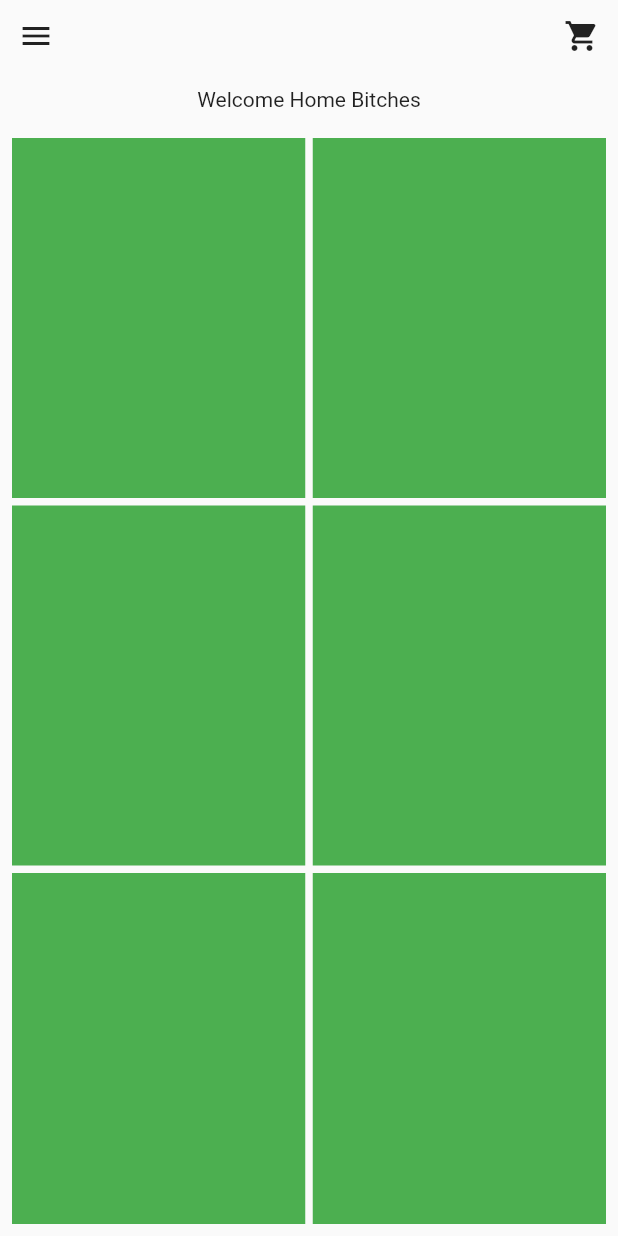
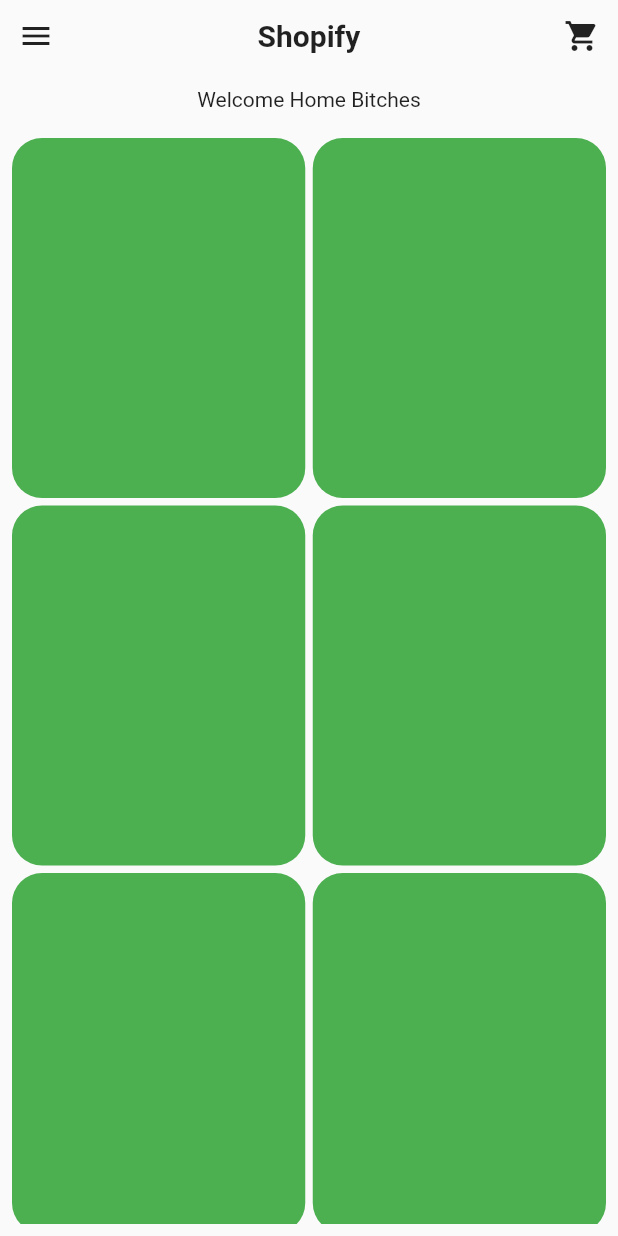
Before and after one commit to Ugocode/ShopyGirl, a Flutter app: the HomeScreen screen opened directly, on a phone screen of 412 x 824 dp. Run offline on Flutter 3.47's test engine with Material 2 defaults, Android fonts, the phone set to English and light mode, and no system bars; our stand-ins replace get; missing offline and left inert: flutter_onboard.

Commit message:
added service page and added products to controller

```diff
--- /dev/null
+++ b/shopify_app/lib/GetXPackage/Controllers/product_controllers.dart
@@ -0,0 +1,16 @@
+import 'package:get/get.dart';
+
+import 'package:shopify_app/model/products_model.dart';
+import 'package:shopify_app/services/remote_services.dart';
+
+class ProductController extends GetxController {
+  var productList = <Product>[].obs;
+
+  Future<void> fetchProducts() async {
+    var products = await RemoteServices.fetchProducts();
+    //after we have fetched th products:
+    if (products != null) {
+      productList.value = products;
+    }
+  }
+}
--- /dev/null
+++ b/shopify_app/lib/model/products_model.dart
@@ -0,0 +1,212 @@
+// To parse this JSON data, do
+//
+//     final product = productFromJson(jsonString);
+
+// ignore_for_file: constant_identifier_names
+
+import 'dart:convert';
+
+List<Product> productFromJson(String str) =>
+    List<Product>.from(json.decode(str).map((x) => Product.fromJson(x)));
+
+String productToJson(List<Product> data) =>
+    json.encode(List<dynamic>.from(data.map((x) => x.toJson())));
+
+class Product {
+  Product({
+    this.id,
+    this.brand,
+    this.name,
+    this.price,
+    this.priceSign,
+    this.currency,
+    this.imageLink,
+    this.productLink,
+    this.websiteLink,
+    this.description,
+    this.rating,
+    this.category,
+    this.productType,
+    this.tagList,
+    this.createdAt,
+    this.updatedAt,
+    this.productApiUrl,
+    this.apiFeaturedImage,
+    this.productColors,
+  });
+
+  int? id;
+  String? brand;
+  String? name;
+  String? price;
+  PriceSign? priceSign;
+  Currency? currency;
+  String? imageLink;
+  String? productLink;
+  String? websiteLink;
+  String? description;
+  double? rating;
+  Category? category;
+  ProductType? productType;
+  List<String>? tagList;
+  DateTime? createdAt;
+  DateTime? updatedAt;
+  String? productApiUrl;
+  String? apiFeaturedImage;
+  List<ProductColor>? productColors;
+
+  factory Product.fromJson(Map<String, dynamic> json) => Product(
+        id: json["id"],
+        brand: json["brand"],
+        name: json["name"],
+        price: json["price"],
+        priceSign: json["price_sign"],
+        currency: json["currency"] == null
+            ? null
+            : currencyValues.map?[json["currency"]],
+        imageLink: json["image_link"],
+        productLink: json["product_link"],
+        websiteLink: json["website_link"],
+        description: json["description"],
+        rating: json["rating"].toDouble(),
+        category: json["category"] == null
+            ? null
+            : categoryValues.map?[json["category"]],
+        productType: productTypeValues.map?[json["product_type"]],
+        tagList: List<String>.from(json["tag_list"].map((x) => x)),
+        createdAt: DateTime.parse(json["created_at"]),
+        updatedAt: DateTime.parse(json["updated_at"]),
+        productApiUrl: json["product_api_url"],
+        apiFeaturedImage: json["api_featured_image"],
+        productColors: List<ProductColor>.from(
+            json["product_colors"].map((x) => ProductColor.fromJson(x))),
+      );
+
+  Map<String, dynamic> toJson() => {
+        "id": id,
+        "brand": brand,
+        "name": name,
+        "price": price,
+        "price_sign":
+            priceSign == null ? null : priceSignValues.reverse[priceSign],
+        "currency": currency == null ? null : currencyValues.reverse[currency],
+        "image_link": imageLink,
+        "product_link": productLink,
+        "website_link": websiteLink,
+        "description": description,
+        "rating": rating,
+        "category": category == null ? null : categoryValues.reverse[category],
+        "product_type": productTypeValues.reverse[productType],
+        "tag_list": List<dynamic>.from(tagList!.map((x) => x)),
+        "created_at": createdAt?.toIso8601String(),
+        "updated_at": updatedAt?.toIso8601String(),
+        "product_api_url": productApiUrl,
+        "api_featured_image": apiFeaturedImage,
+        "product_colors":
+            List<dynamic>.from(productColors!.map((x) => x.toJson())),
+      };
+}
+
+enum Category {
+  PENCIL,
+  LIPSTICK,
+  LIQUID,
+  EMPTY,
+  POWDER,
+  LIP_GLOSS,
+  GEL,
+  CREAM,
+  PALETTE,
+  CONCEALER,
+  HIGHLIGHTER,
+  BB_CC,
+  CONTOUR,
+  LIP_STAIN,
+  MINERAL
+}
+
+final categoryValues = EnumValues({
+  "bb_cc": Category.BB_CC,
+  "concealer": Category.CONCEALER,
+  "contour": Category.CONTOUR,
+  "cream": Category.CREAM,
+  "": Category.EMPTY,
+  "gel": Category.GEL,
+  "highlighter": Category.HIGHLIGHTER,
+  "lipstick": Category.LIPSTICK,
+  "lip_gloss": Category.LIP_GLOSS,
+  "lip_stain": Category.LIP_STAIN,
+  "liquid": Category.LIQUID,
+  "mineral": Category.MINERAL,
+  "palette": Category.PALETTE,
+  "pencil": Category.PENCIL,
+  "powder": Category.POWDER
+});
+
+enum Currency { CAD, USD, GBP }
+
+final currencyValues =
+    EnumValues({"CAD": Currency.CAD, "GBP": Currency.GBP, "USD": Currency.USD});
+
+enum PriceSign { EMPTY, PRICE_SIGN }
+
+final priceSignValues =
+    EnumValues({"\u0024": PriceSign.EMPTY, "£": PriceSign.PRICE_SIGN});
+
+class ProductColor {
+  ProductColor({
+    this.hexValue,
+    this.colourName,
+  });
+
+  String? hexValue;
+  String? colourName;
+
+  factory ProductColor.fromJson(Map<String, dynamic> json) => ProductColor(
+        hexValue: json["hex_value"],
+        colourName: json["colour_name"],
+      );
+
+  Map<String, dynamic> toJson() => {
+        "hex_value": hexValue,
+        "colour_name": colourName,
+      };
+}
+
+enum ProductType {
+  LIP_LINER,
+  LIPSTICK,
+  FOUNDATION,
+  EYELINER,
+  EYESHADOW,
+  BLUSH,
+  BRONZER,
+  MASCARA,
+  EYEBROW,
+  NAIL_POLISH
+}
+
+final productTypeValues = EnumValues({
+  "blush": ProductType.BLUSH,
+  "bronzer": ProductType.BRONZER,
+  "eyebrow": ProductType.EYEBROW,
+  "eyeliner": ProductType.EYELINER,
+  "eyeshadow": ProductType.EYESHADOW,
+  "foundation": ProductType.FOUNDATION,
+  "lipstick": ProductType.LIPSTICK,
+  "lip_liner": ProductType.LIP_LINER,
+  "mascara": ProductType.MASCARA,
+  "nail_polish": ProductType.NAIL_POLISH
+});
+
+class EnumValues<T> {
+  Map<String, T>? map;
+  Map<T, String>? reverseMap;
+
+  EnumValues(this.map);
+
+  Map<T, String> get reverse {
+    reverseMap = map?.map((k, v) => MapEntry(v, k));
+    return reverseMap!;
+  }
+}
--- a/shopify_app/lib/screens/home_screen.dart
+++ b/shopify_app/lib/screens/home_screen.dart
@@ -1,14 +1,13 @@
 import 'package:flutter/material.dart';
 import 'package:flutter_staggered_grid_view/flutter_staggered_grid_view.dart';
+import 'package:shopify_app/GetXPackage/Controllers/product_controllers.dart';
+import 'package:get/get.dart';
 
-class HomeScreen extends StatefulWidget {
-  const HomeScreen({Key? key}) : super(key: key);
+class HomeScreen extends StatelessWidget {
+  HomeScreen({Key? key}) : super(key: key);
 
-  @override
-  _HomeScreenState createState() => _HomeScreenState();
-}
+  final ProductController productController = Get.put(ProductController());
 
-class _HomeScreenState extends State<HomeScreen> {
   @override
   Widget build(BuildContext context) {
     return Scaffold(
@@ -19,6 +18,10 @@ class _HomeScreenState extends State<HomeScreen> {
               mainAxisAlignment: MainAxisAlignment.spaceBetween,
               children: [
                 IconButton(onPressed: () {}, icon: const Icon(Icons.menu)),
+                const Text(
+                  "Shopify",
+                  style: TextStyle(fontSize: 20, fontWeight: FontWeight.bold),
+                ),
                 IconButton(
                     onPressed: () {}, icon: const Icon(Icons.shopping_cart))
               ],
@@ -35,18 +38,21 @@ class _HomeScreenState extends State<HomeScreen> {
             Expanded(
                 child: Padding(
               padding: const EdgeInsets.all(8.0),
-              child: AlignedGridView.count(
+              child: Obx(
+                () => AlignedGridView.count(
                     crossAxisCount: 2,
                     mainAxisSpacing: 5,
                     crossAxisSpacing: 5,
                     itemCount: 9,
                     itemBuilder: (context, index) {
                       return Container(
-                    color: Colors.green,
                         height: 240,
                         width: 200,
+                        decoration: BoxDecoration(
+                            color: Colors.green,
+                            borderRadius: BorderRadius.circular(20)),
                       );
-                },
+                    }),
               ),
             )),
           ],
--- a/shopify_app/lib/screens/onboarding_screen.dart
+++ b/shopify_app/lib/screens/onboarding_screen.dart
@@ -133,6 +133,6 @@ class _OnBoardingScreenState extends State<OnBoardingScreen> {
 
   void _goHome() {
     Navigator.pushReplacement(
-        context, MaterialPageRoute(builder: (_) => const HomeScreen()));
+        context, MaterialPageRoute(builder: (_) => HomeScreen()));
   }
 }
```
Also changed, not shown: shopify_app/lib/services/remote_services.dart (added, +22 -0 lines). Lines whose indentation alone changed are shown as unchanged.
